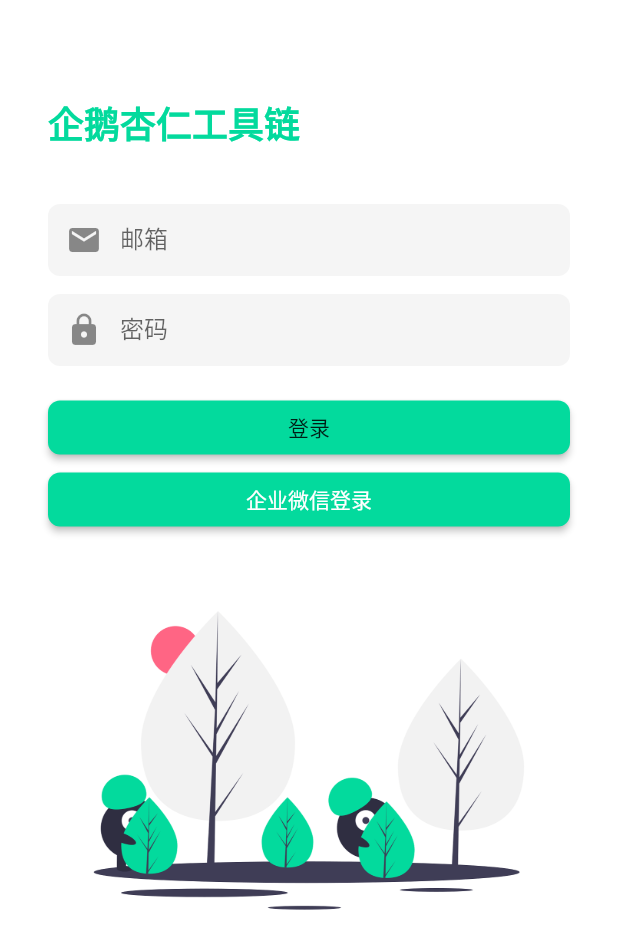
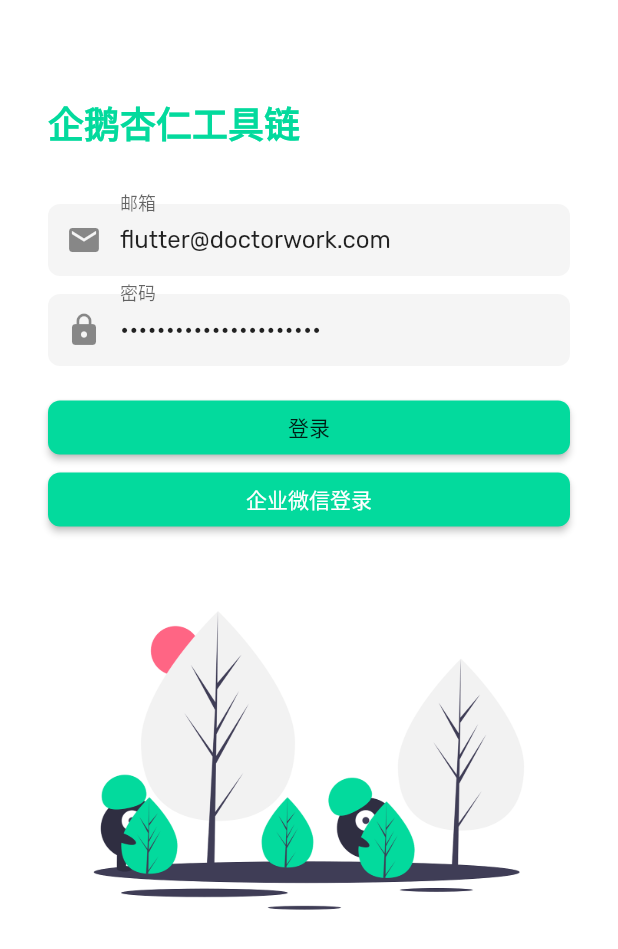
Before and after one commit to goingta/toolchain_flutter, a Flutter app: the screen it shows after launch, on a phone screen of 412 x 824 dp. Shown: the top 949 px of the screen. Run offline on Flutter 3.47's test engine with Material 2 defaults, Android fonts, the phone set to English and light mode, and no system bars; our stand-ins replace dio, flutter_spinkit, shared_preferences, toast; missing offline and left inert: fluwx_worker; generated files the repository leaves out were written again.

Commit message:
增加登录业务逻辑。

```diff
--- a/lib/model/user.dart
+++ b/lib/model/user.dart
@@ -31,12 +31,12 @@ abstract class User {
   static Future<UserModel> getCurrentUser() async {
     SharedPreferences prefs = await SharedPreferences.getInstance();
     String userInfo = prefs.getString(preUserInfo);
-    print(userInfo);
+    // print(userInfo);
     try {
       UserModel user = new UserModel.fromJson(jsonDecode(userInfo));
       return user;
     } catch (e) {
-      print(e);
+      // print(e);
       return null;
     }
   }
--- a/lib/pages/login/login.dart
+++ b/lib/pages/login/login.dart
@@ -14,8 +14,10 @@ class LoginPage extends StatefulWidget {
 
 class _LoginState extends State<LoginPage> {
   final _formKey = GlobalKey<FormState>();
-  final _emailController = TextEditingController();
-  final _passwordController = TextEditingController();
+  final _emailController =
+      TextEditingController(text: "flutter@doctorwork.com");
+  final _passwordController =
+      TextEditingController(text: "flutter@doctorwork.com");
 
   var _result = 'None';
 
@@ -26,10 +28,21 @@ class _LoginState extends State<LoginPage> {
   bool loading = false;
   String errorMessage = "";
 
+  String _email = "";
+  String _password = "";
+
   @override
   void initState() {
     super.initState();
     _initFluwx();
+  }
+
+  // 跳转到登录成功首页
+  void pushToHomePage() {
+    Navigator.pushAndRemoveUntil(
+        context,
+        MaterialPageRoute(builder: (BuildContext context) => new HomePage()),
+        ModalRoute.withName('/'));
   }
 
   _initFluwx() async {
@@ -40,13 +53,14 @@ class _LoginState extends State<LoginPage> {
 
     //等待授权结果
     fluwxWorker.responseFromAuth.listen((data) async {
+      print("data.code => ${data.code}");
       if (data.errCode == 0) {
         _result = data.code; //后续用这个code再发http请求取得UserID
         // Navigator.pushNamed(context, TabPage.id);
         bool result = await User.fluwxWorkerSignIn(data.code);
         if (result) {
-          Navigator.pushNamed(context, TabPage.id);
-          // Navigator.pushReplacement(context, HomePage.id)
+          // Navigator.pushNamed(context, TabPage.id);
+          this.pushToHomePage();
         }
       } else if (data.errCode == 1) {
         _result = '授权失败';
@@ -73,13 +87,11 @@ class _LoginState extends State<LoginPage> {
         setState(() {
           loading = true;
         });
-        // final user =
-        //     await Auth.signIn(_emailController.text, _passwordController.text);
-        // if (user != null)
-        //   Navigator.pushAndRemoveUntil(
-        //       context,
-        //       MaterialPageRoute(builder: (context) => Home(user)),
-        //       ModalRoute.withName("/"));
+
+        final result = await User.signIn("xxx", "xx");
+        if (result) {
+          this.pushToHomePage();
+        }
       } catch (e) {
         setState(() {
           loading = false;
@@ -151,6 +163,7 @@ class _LoginState extends State<LoginPage> {
                                 validator: (value) => validateEmail(value),
                                 onFieldSubmitted: (v) {
                                   FocusScope.of(context).nextFocus();
+                                  this._email = v;
                                 },
                                 decoration: InputDecoration(
                                   labelText: "邮箱",
@@ -164,6 +177,9 @@ class _LoginState extends State<LoginPage> {
                                 validator: (value) {
                                   if (value.length < 8) return "密码必须超过8个字符";
                                   return null;
+                                },
+                                onFieldSubmitted: (v) {
+                                  this._password = v;
                                 },
                                 decoration: InputDecoration(
                                   labelText: "密码",
--- a/lib/pages/tabPage/homePage.dart
+++ b/lib/pages/tabPage/homePage.dart
@@ -5,7 +5,6 @@ import 'package:flutter/material.dart';
 import '../../tools/lightColor.dart';
 
 class HomePage extends StatelessWidget {
-  static const String id = "/homePage";
   HomePage({Key key}) : super(key: key);
 
   double width;
```
